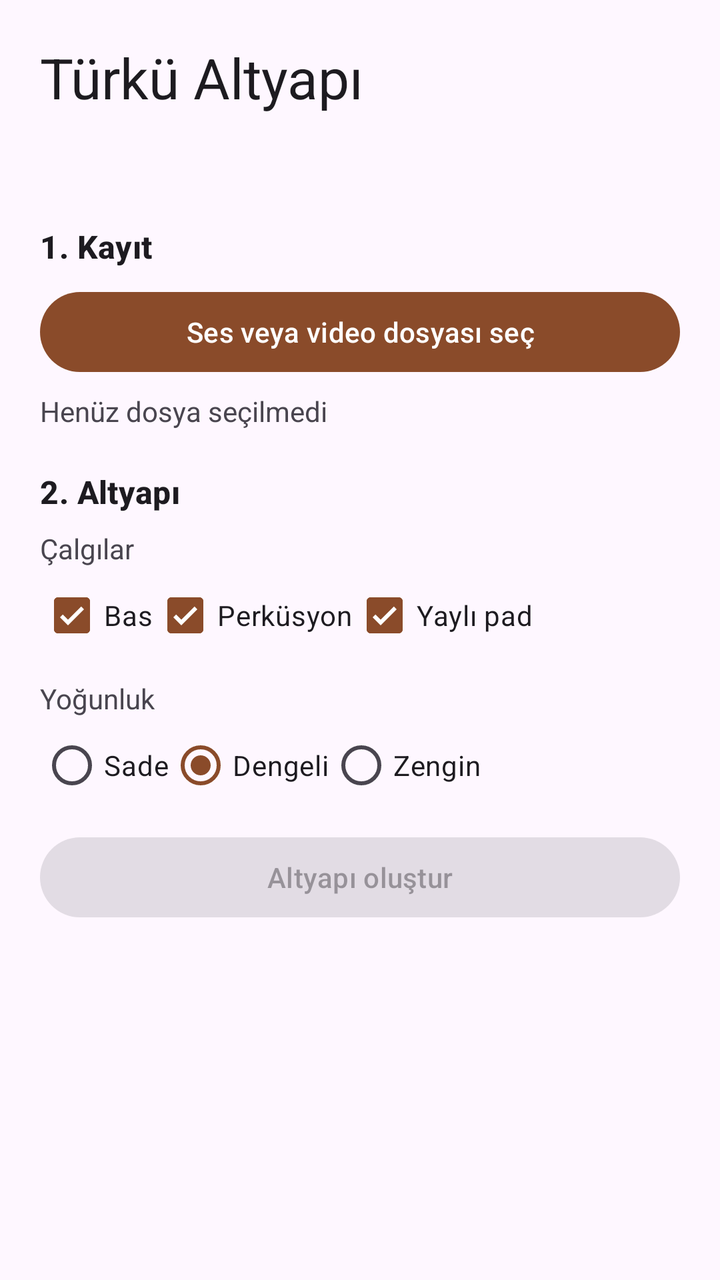
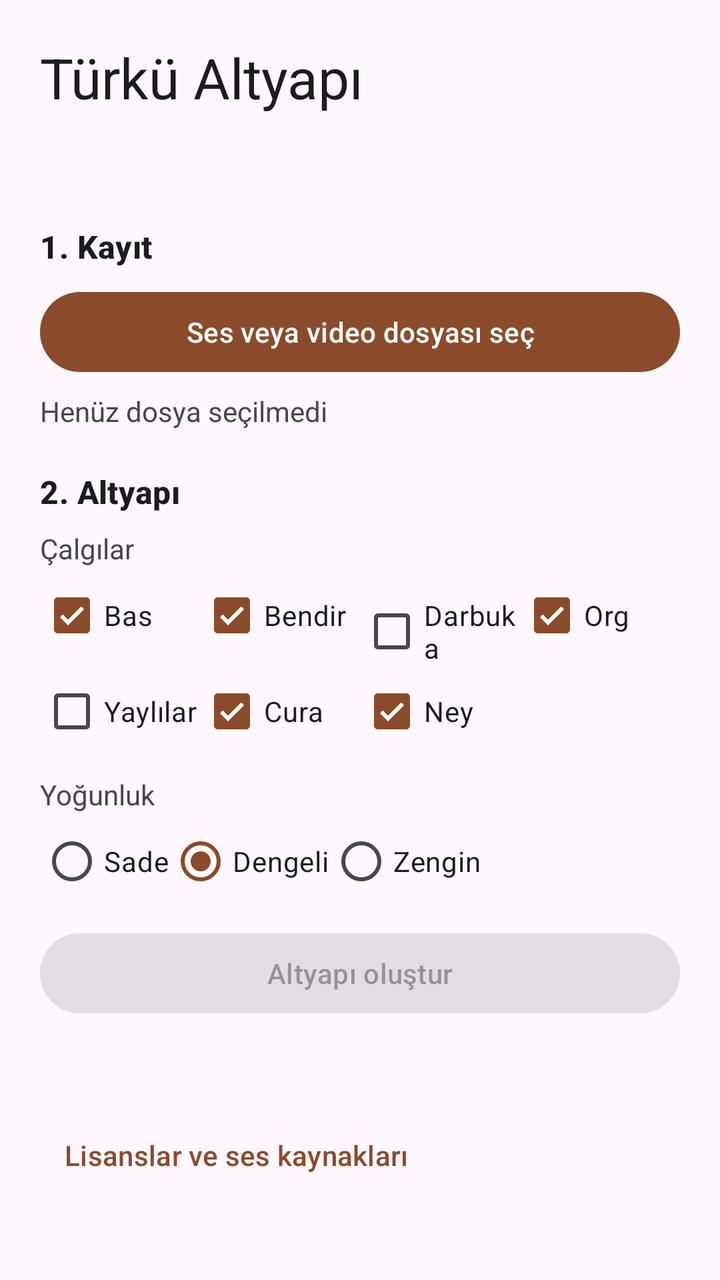

The first picture is an Android layout as it rendered before a commit; the second is the same layout after the commit. The layout source and the unified diff follow.
<!-- AndroidManifest.xml: application theme Theme.TurkuAltyapi -->
<!-- res/layout/activity_main.xml -->
<?xml version="1.0" encoding="utf-8"?>
<ScrollView xmlns:android="http://schemas.android.com/apk/res/android"
    android:layout_width="match_parent"
    android:layout_height="match_parent"
    android:fillViewport="true">

    <LinearLayout
        android:id="@+id/root"
        android:layout_width="match_parent"
        android:layout_height="wrap_content"
        android:orientation="vertical"
        android:padding="20dp">

        <TextView
            android:layout_width="wrap_content"
            android:layout_height="wrap_content"
            android:text="@string/app_name"
            android:textAppearance="?attr/textAppearanceHeadlineMedium" />

        <TextView
            android:id="@+id/versionText"
            android:layout_width="wrap_content"
            android:layout_height="wrap_content"
            android:alpha="0.6"
            android:layout_marginBottom="16dp" />

        
        <TextView style="@style/Bolum" android:text="1. Kayıt" />

        <com.google.android.material.button.MaterialButton
            android:id="@+id/pickButton"
            android:layout_width="match_parent"
            android:layout_height="wrap_content"
            android:text="Ses veya video dosyası seç" />

        <TextView
            android:id="@+id/fileText"
            android:layout_width="match_parent"
            android:layout_height="wrap_content"
            android:layout_marginTop="6dp"
            android:text="Henüz dosya seçilmedi" />

        
        <TextView style="@style/Bolum" android:text="2. Altyapı" />

        <TextView android:layout_width="wrap_content" android:layout_height="wrap_content"
            android:text="Çalgılar" />
        <LinearLayout android:layout_width="match_parent" android:layout_height="wrap_content"
            android:orientation="horizontal">
            <CheckBox android:id="@+id/cbBas" android:layout_width="wrap_content"
                android:layout_height="wrap_content" android:checked="true" android:text="Bas" />
            <CheckBox android:id="@+id/cbPerk" android:layout_width="wrap_content"
                android:layout_height="wrap_content" android:checked="true" android:text="Perküsyon" />
            <CheckBox android:id="@+id/cbPad" android:layout_width="wrap_content"
                android:layout_height="wrap_content" android:checked="true" android:text="Yaylı pad" />
        </LinearLayout>

        <TextView android:layout_width="wrap_content" android:layout_height="wrap_content"
            android:layout_marginTop="8dp" android:text="Yoğunluk" />
        <RadioGroup android:id="@+id/densityGroup" android:layout_width="match_parent"
            android:layout_height="wrap_content" android:orientation="horizontal">
            <RadioButton android:id="@+id/rbSade" android:layout_width="wrap_content"
                android:layout_height="wrap_content" android:text="Sade" />
            <RadioButton android:id="@+id/rbDengeli" android:layout_width="wrap_content"
                android:layout_height="wrap_content" android:checked="true" android:text="Dengeli" />
            <RadioButton android:id="@+id/rbZengin" android:layout_width="wrap_content"
                android:layout_height="wrap_content" android:text="Zengin" />
        </RadioGroup>

        <com.google.android.material.button.MaterialButton
            android:id="@+id/generateButton"
            android:layout_width="match_parent"
            android:layout_height="wrap_content"
            android:layout_marginTop="8dp"
            android:enabled="false"
            android:text="Altyapı oluştur" />

        <ProgressBar
            android:id="@+id/progressBar"
            style="?android:attr/progressBarStyleHorizontal"
            android:layout_width="match_parent"
            android:layout_height="wrap_content"
            android:layout_marginTop="8dp"
            android:max="100"
            android:visibility="gone" />

        <TextView
            android:id="@+id/statusText"
            android:layout_width="match_parent"
            android:layout_height="wrap_content" />

        
        <LinearLayout
            android:id="@+id/resultPanel"
            android:layout_width="match_parent"
            android:layout_height="wrap_content"
            android:orientation="vertical"
            android:visibility="gone">

            <TextView style="@style/Bolum" android:text="3. Şarkıyı böyle anladım" />

            <TextView
                android:id="@+id/summaryText"
                android:layout_width="match_parent"
                android:layout_height="wrap_content"
                android:textAppearance="?attr/textAppearanceBodyLarge" />

            <TextView android:layout_width="match_parent" android:layout_height="wrap_content"
                android:layout_marginTop="8dp" android:alpha="0.7"
                android:text="Yanlışsa düzelt, sonra 'Yeniden üret'e bas. Analiz tekrarlanmaz." />

            <LinearLayout android:layout_width="match_parent" android:layout_height="wrap_content"
                android:orientation="horizontal">
                <com.google.android.material.button.MaterialButton
                    android:id="@+id/tempoHalfButton"
                    style="@style/Widget.Material3.Button.OutlinedButton"
                    android:layout_width="0dp" android:layout_weight="1"
                    android:layout_height="wrap_content" android:text="Tempo yarıya" />
                <com.google.android.material.button.MaterialButton
                    android:id="@+id/tempoDoubleButton"
                    style="@style/Widget.Material3.Button.OutlinedButton"
                    android:layout_width="0dp" android:layout_weight="1"
                    android:layout_marginStart="8dp"
                    android:layout_height="wrap_content" android:text="Tempo iki katı" />
            </LinearLayout>

            <LinearLayout android:layout_width="match_parent" android:layout_height="wrap_content"
                android:gravity="center_vertical" android:orientation="horizontal">
                <TextView android:layout_width="110dp" android:layout_height="wrap_content"
                    android:text="Karar sesi" />
                <Spinner android:id="@+id/tonicSpinner" android:layout_width="0dp"
                    android:layout_weight="1" android:layout_height="48dp" />
            </LinearLayout>

            <LinearLayout android:layout_width="match_parent" android:layout_height="wrap_content"
                android:gravity="center_vertical" android:orientation="horizontal">
                <TextView android:layout_width="110dp" android:layout_height="wrap_content"
                    android:text="Ölçü" />
                <Spinner android:id="@+id/meterSpinner" android:layout_width="0dp"
                    android:layout_weight="1" android:layout_height="48dp" />
            </LinearLayout>

            <com.google.android.material.button.MaterialButton
                android:id="@+id/regenButton"
                android:layout_width="match_parent"
                android:layout_height="wrap_content"
                android:text="Yeniden üret (başka versiyon)" />

            
            <TextView style="@style/Bolum" android:text="4. Dinle ve ayarla" />

            <LinearLayout
                android:id="@+id/mixerPanel"
                android:layout_width="match_parent"
                android:layout_height="wrap_content"
                android:orientation="vertical" />

            <SeekBar
                android:id="@+id/positionBar"
                android:layout_width="match_parent"
                android:layout_height="wrap_content"
                android:layout_marginTop="12dp"
                android:max="1000" />

            <TextView
                android:id="@+id/timeText"
                android:layout_width="match_parent"
                android:layout_height="wrap_content"
                android:gravity="end"
                android:text="0:00 / 0:00" />

            <LinearLayout android:layout_width="match_parent" android:layout_height="wrap_content"
                android:orientation="horizontal">
                <com.google.android.material.button.MaterialButton
                    android:id="@+id/playButton"
                    android:layout_width="0dp" android:layout_weight="1"
                    android:layout_height="wrap_content" android:text="Çal" />
                <com.google.android.material.button.MaterialButton
                    android:id="@+id/stopButton"
                    style="@style/Widget.Material3.Button.OutlinedButton"
                    android:layout_width="0dp" android:layout_weight="1"
                    android:layout_marginStart="8dp"
                    android:layout_height="wrap_content" android:text="Başa dön" />
            </LinearLayout>

            <com.google.android.material.button.MaterialButton
                android:id="@+id/exportButton"
                android:layout_width="match_parent"
                android:layout_height="wrap_content"
                android:layout_marginTop="8dp"
                android:text="WAV olarak kaydet" />
        </LinearLayout>
    </LinearLayout>
</ScrollView>
<!-- resources referenced by this layout -->
<resources>
  <string name="app_name">Türkü Altyapı</string>
  <style name="Bolum">
          <item name="android:layout_width">match_parent</item>
          <item name="android:layout_height">wrap_content</item>
          <item name="android:layout_marginTop">20dp</item>
          <item name="android:layout_marginBottom">8dp</item>
          <item name="android:textAppearance">?attr/textAppearanceTitleMedium</item>
          <item name="android:textStyle">bold</item>
      </style>
  <style name="Theme.TurkuAltyapi" parent="Theme.Material3.DayNight.NoActionBar">
          <item name="colorPrimary">#8A4B2A</item>
          <item name="colorSecondary">#2E6B5E</item>
      </style>
</resources>

<!-- the commit's change to res/layout/activity_main.xml (unified diff, before → after) -->
@@ -47,12 +47,24 @@
             android:text="Çalgılar" />
         <LinearLayout android:layout_width="match_parent" android:layout_height="wrap_content"
             android:orientation="horizontal">
-            <CheckBox android:id="@+id/cbBas" android:layout_width="wrap_content"
+            <CheckBox android:id="@+id/cbBas" android:layout_width="0dp" android:layout_weight="1"
                 android:layout_height="wrap_content" android:checked="true" android:text="Bas" />
-            <CheckBox android:id="@+id/cbPerk" android:layout_width="wrap_content"
-                android:layout_height="wrap_content" android:checked="true" android:text="Perküsyon" />
-            <CheckBox android:id="@+id/cbPad" android:layout_width="wrap_content"
-                android:layout_height="wrap_content" android:checked="true" android:text="Yaylı pad" />
+            <CheckBox android:id="@+id/cbBendir" android:layout_width="0dp" android:layout_weight="1"
+                android:layout_height="wrap_content" android:checked="true" android:text="Bendir" />
+            <CheckBox android:id="@+id/cbDarbuka" android:layout_width="0dp" android:layout_weight="1"
+                android:layout_height="wrap_content" android:text="Darbuka" />
+            <CheckBox android:id="@+id/cbOrg" android:layout_width="0dp" android:layout_weight="1"
+                android:layout_height="wrap_content" android:checked="true" android:text="Org" />
+        </LinearLayout>
+        <LinearLayout android:layout_width="match_parent" android:layout_height="wrap_content"
+            android:orientation="horizontal">
+            <CheckBox android:id="@+id/cbYaylilar" android:layout_width="0dp" android:layout_weight="1"
+                android:layout_height="wrap_content" android:text="Yaylılar" />
+            <CheckBox android:id="@+id/cbCura" android:layout_width="0dp" android:layout_weight="1"
+                android:layout_height="wrap_content" android:checked="true" android:text="Cura" />
+            <CheckBox android:id="@+id/cbNey" android:layout_width="0dp" android:layout_weight="1"
+                android:layout_height="wrap_content" android:checked="true" android:text="Ney" />
+            <View android:layout_width="0dp" android:layout_weight="1" android:layout_height="1dp" />
         </LinearLayout>
 
         <TextView android:layout_width="wrap_content" android:layout_height="wrap_content"
@@ -190,5 +202,13 @@
                 android:layout_marginTop="8dp"
                 android:text="WAV olarak kaydet" />
         </LinearLayout>
+
+        <com.google.android.material.button.MaterialButton
+            android:id="@+id/licenseButton"
+            style="@style/Widget.Material3.Button.TextButton"
+            android:layout_width="wrap_content"
+            android:layout_height="wrap_content"
+            android:layout_marginTop="24dp"
+            android:text="Lisanslar ve ses kaynakları" />
     </LinearLayout>
 </ScrollView>
